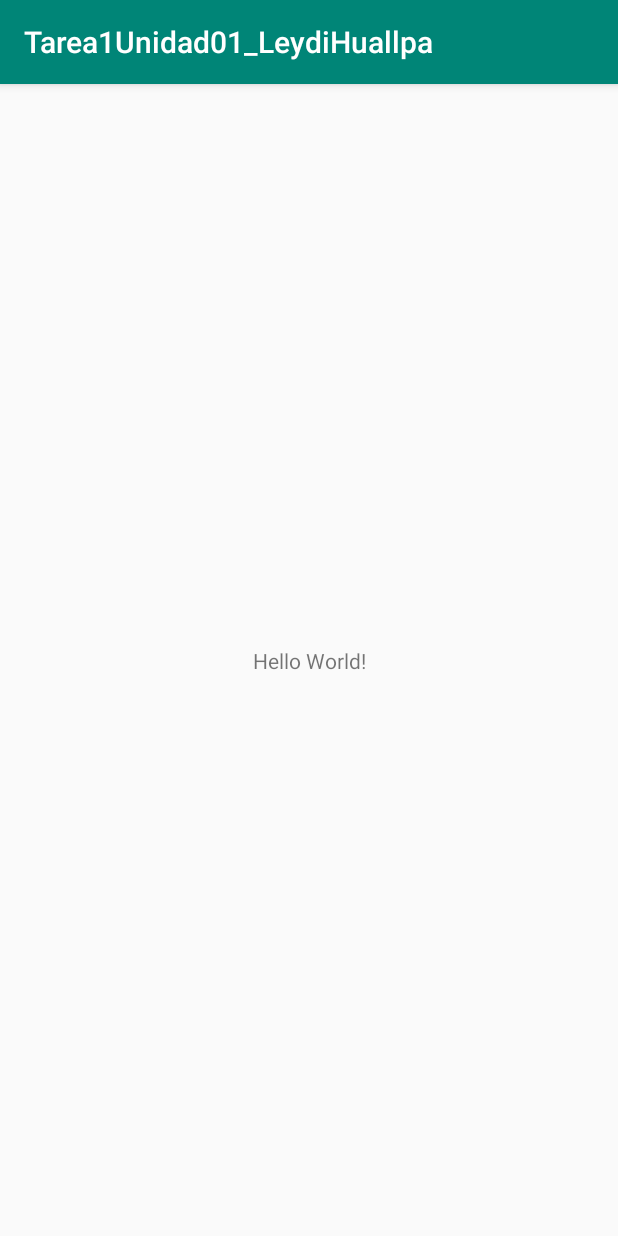
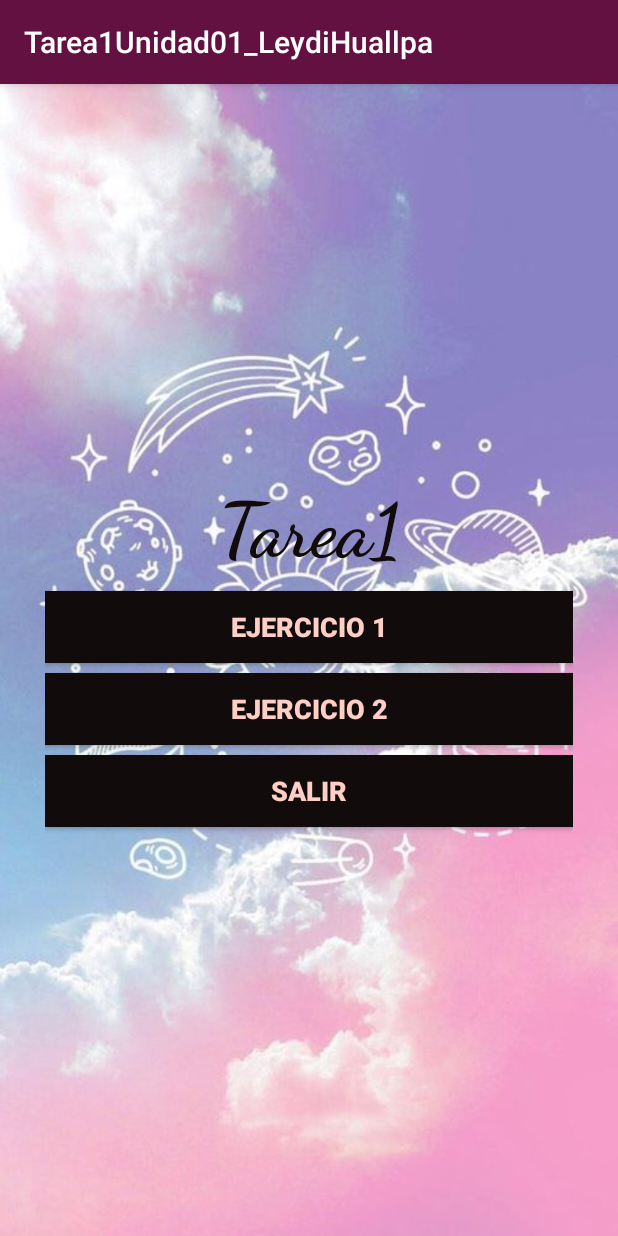
Before and after one commit to LeydiHuallpa/Tarea1Unidad1_Moviles, an Android app: the screen it shows after launch (MainActivity), on a phone screen of 412 x 824 dp. Run offline under Robolectric (Android 15) with nearby library versions, the phone set to English and light mode, and no system bars.

Commit message:
Diseño de la app, general

```diff
--- a/app/src/main/AndroidManifest.xml
+++ b/app/src/main/AndroidManifest.xml
@@ -9,6 +9,8 @@
         android:roundIcon="@mipmap/ic_launcher_round"
         android:supportsRtl="true"
         android:theme="@style/AppTheme">
+        <activity android:name=".Formulario"></activity>
+        <activity android:name=".Calculadora" />
         <activity android:name=".MainActivity">
             <intent-filter>
                 <action android:name="android.intent.action.MAIN" />
--- a/app/src/main/java/com/example/tarea1unidad01_leydihuallpa/MainActivity.java
+++ b/app/src/main/java/com/example/tarea1unidad01_leydihuallpa/MainActivity.java
@@ -2,7 +2,9 @@ package com.example.tarea1unidad01_leydihuallpa;
 
 import androidx.appcompat.app.AppCompatActivity;
 
+import android.content.Intent;
 import android.os.Bundle;
+import android.view.View;
 
 public class MainActivity extends AppCompatActivity {
 
@@ -11,4 +13,17 @@ public class MainActivity extends AppCompatActivity {
         super.onCreate(savedInstanceState);
         setContentView(R.layout.activity_main);
     }
+    public void ejercicio1(View view){
+
+        startActivity(new Intent(this, Calculadora.class));
+    }
+
+    public void ejercicio2(View view){
+
+        startActivity(new Intent(this, Formulario.class));
+    }
+    public void salir(View view){
+        finish();
+    }
+
 }
--- a/app/src/main/res/layout/activity_main.xml
+++ b/app/src/main/res/layout/activity_main.xml
@@ -1,18 +1,58 @@
 <?xml version="1.0" encoding="utf-8"?>
-<androidx.constraintlayout.widget.ConstraintLayout xmlns:android="http://schemas.android.com/apk/res/android"
+
+<LinearLayout xmlns:android="http://schemas.android.com/apk/res/android"
+    xmlns:tools="http://schemas.android.com/tools"
     xmlns:app="http://schemas.android.com/apk/res-auto"
-    xmlns:tools="http://schemas.android.com/tools"
+    android:orientation="vertical"
     android:layout_width="match_parent"
     android:layout_height="match_parent"
-    tools:context=".MainActivity">
+    android:gravity="center"
+    android:padding="30dp"
+    android:background="@drawable/fondo1">
 
     <TextView
-        android:layout_width="wrap_content"
+        android:layout_width="match_parent"
         android:layout_height="wrap_content"
-        android:text="Hello World!"
-        app:layout_constraintBottom_toBottomOf="parent"
-        app:layout_constraintLeft_toLeftOf="parent"
-        app:layout_constraintRight_toRightOf="parent"
-        app:layout_constraintTop_toTopOf="parent" />
+        android:layout_marginBottom="10dp"
+        android:gravity="center"
+        android:text="@string/tituloAplicacion"
+        android:textSize="50sp"
+        android:textStyle="bold"
+        android:textColor="@color/colorman3"
+        app:fontFamily="cursive" />
 
-</androidx.constraintlayout.widget.ConstraintLayout>
+    <Button android:id="@+id/button01"
+        android:layout_height="wrap_content"
+        android:layout_width="match_parent"
+        android:text="@string/opcion1"
+        android:textColor="@color/colorman2"
+        android:textStyle="bold"
+        android:textSize="18dp"
+        android:layout_marginBottom="10px"
+        android:background="@color/colorman3"
+        android:onClick="ejercicio1"
+        tools:ignore="OnClick" />
+
+    <Button android:id="@+id/button02"
+        android:layout_height="wrap_content"
+        android:layout_width="match_parent"
+        android:text="@string/opcion2"
+        android:textColor="@color/colorman2"
+        android:textStyle="bold"
+        android:textSize="18dp"
+        android:layout_marginBottom="10px"
+        android:background="@color/colorman3"
+        android:onClick="ejercicio2"
+        tools:ignore="OnClick" />
+
+    <Button android:id="@+id/button04"
+        android:layout_height="wrap_content"
+        android:layout_marginBottom="10px"
+        android:background="@color/colorman3"
+        android:textStyle="bold"
+        android:textSize="18dp"
+        android:layout_width="match_parent"
+        android:onClick="salir"
+        android:text="@string/Salir"
+        android:textColor="@color/colorman2"/>
+</LinearLayout>
--- a/app/src/main/res/values/colors.xml
+++ b/app/src/main/res/values/colors.xml
@@ -1,6 +1,9 @@
 <?xml version="1.0" encoding="utf-8"?>
 <resources>
-    <color name="colorPrimary">#008577</color>
-    <color name="colorPrimaryDark">#00574B</color>
+    <color name="colorPrimary">#631141</color>
+    <color name="colorPrimaryDark">#C685AB</color>
     <color name="colorAccent">#D81B60</color>
+    <color name="colorman">#BFA3BE</color>
+    <color name="colorman2">#FFCFC5</color>
+    <color name="colorman3">#110C0B</color>
 </resources>
--- a/app/src/main/res/values/strings.xml
+++ b/app/src/main/res/values/strings.xml
@@ -1,3 +1,8 @@
 <resources>
     <string name="app_name">Tarea1Unidad01_LeydiHuallpa</string>
+    <string name="opcion1">EJERCICIO 1</string>
+    <string name="opcion2">EJERCICIO 2</string>
+    <string name="Salir">Salir</string>
+    <string name="tituloAplicacion">Tarea1</string>
+
 </resources>
```
Also changed, not shown: app/src/main/res/drawable-v24/fondo1.jpg (added), app/src/main/res/drawable-v24/fondo2.jpg (added), app/src/main/res/drawable-v24/fondo3.jpg (added).
